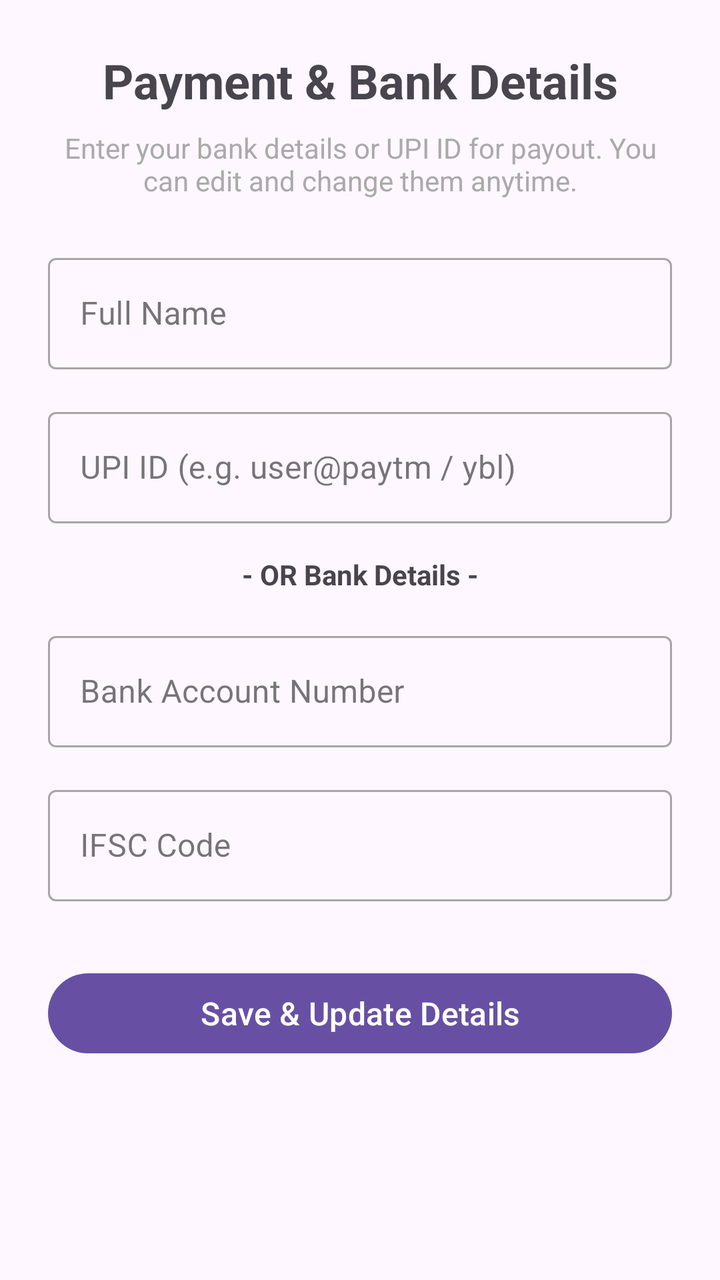
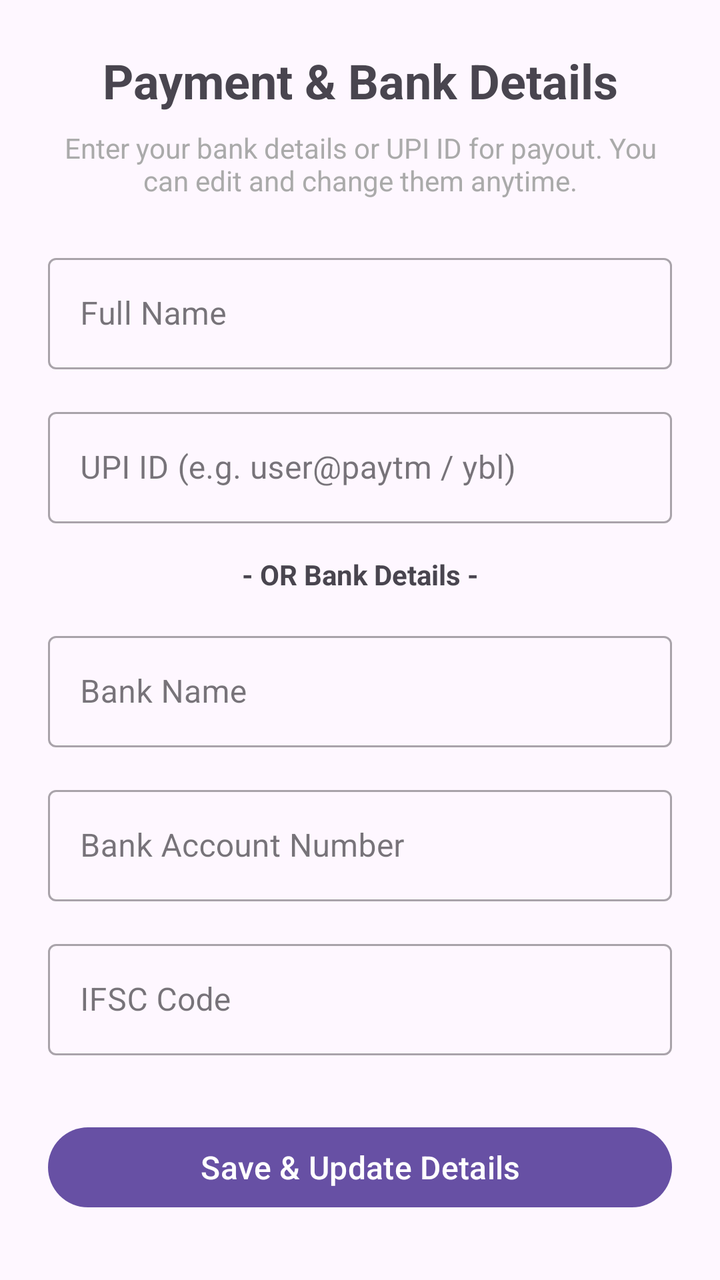

Compare the two renders of this Android layout. The source of the first and the diff that turns it into the second are given below.
<!-- AndroidManifest.xml: activity theme Theme.TaskBit -->
<!-- res/layout/activity_bank_details.xml -->
<?xml version="1.0" encoding="utf-8"?>
<ScrollView
    xmlns:android="http://schemas.android.com/apk/res/android"
    xmlns:app="http://schemas.android.com/apk/res-auto"
    android:id="@+id/bankRoot"
    android:layout_width="match_parent"
    android:layout_height="match_parent"
    android:fillViewport="true">

    <androidx.constraintlayout.widget.ConstraintLayout
        android:layout_width="match_parent"
        android:layout_height="wrap_content"
        android:padding="24dp">

        <TextView
            android:id="@+id/bankTitleTextView"
            android:layout_width="0dp"
            android:layout_height="wrap_content"
            android:text="Payment &amp; Bank Details"
            android:textSize="24sp"
            android:textStyle="bold"
            android:gravity="center"
            app:layout_constraintTop_toTopOf="parent"
            app:layout_constraintStart_toStartOf="parent"
            app:layout_constraintEnd_toEndOf="parent" />

        <TextView
            android:id="@+id/bankDescTextView"
            android:layout_width="0dp"
            android:layout_height="wrap_content"
            android:layout_marginTop="8dp"
            android:text="Enter your bank details or UPI ID for payout. You can edit and change them anytime."
            android:textSize="14sp"
            android:gravity="center"
            android:textColor="@android:color/darker_gray"
            app:layout_constraintTop_toBottomOf="@id/bankTitleTextView"
            app:layout_constraintStart_toStartOf="parent"
            app:layout_constraintEnd_toEndOf="parent" />

        <com.google.android.material.textfield.TextInputLayout
            android:id="@+id/nameInputLayout"
            android:layout_width="0dp"
            android:layout_height="wrap_content"
            android:layout_marginTop="24dp"
            android:hint="Full Name"
            style="@style/Widget.MaterialComponents.TextInputLayout.OutlinedBox"
            app:layout_constraintTop_toBottomOf="@id/bankDescTextView"
            app:layout_constraintStart_toStartOf="parent"
            app:layout_constraintEnd_toEndOf="parent">

            <com.google.android.material.textfield.TextInputEditText
                android:id="@+id/nameEditText"
                android:layout_width="match_parent"
                android:layout_height="wrap_content"
                android:inputType="textPersonName" />

        </com.google.android.material.textfield.TextInputLayout>

        <com.google.android.material.textfield.TextInputLayout
            android:id="@+id/upiInputLayout"
            android:layout_width="0dp"
            android:layout_height="wrap_content"
            android:layout_marginTop="16dp"
            android:hint="UPI ID (e.g. user@paytm / ybl)"
            style="@style/Widget.MaterialComponents.TextInputLayout.OutlinedBox"
            app:layout_constraintTop_toBottomOf="@id/nameInputLayout"
            app:layout_constraintStart_toStartOf="parent"
            app:layout_constraintEnd_toEndOf="parent">

            <com.google.android.material.textfield.TextInputEditText
                android:id="@+id/upiEditText"
                android:layout_width="match_parent"
                android:layout_height="wrap_content"
                android:inputType="textEmailAddress" />

        </com.google.android.material.textfield.TextInputLayout>

        <TextView
            android:id="@+id/orTextView"
            android:layout_width="wrap_content"
            android:layout_height="wrap_content"
            android:layout_marginTop="16dp"
            android:text="- OR Bank Details -"
            android:textStyle="bold"
            app:layout_constraintTop_toBottomOf="@id/upiInputLayout"
            app:layout_constraintStart_toStartOf="parent"
            app:layout_constraintEnd_toEndOf="parent" />

        <com.google.android.material.textfield.TextInputLayout
            android:id="@+id/accountInputLayout"
            android:layout_width="0dp"
            android:layout_height="wrap_content"
            android:layout_marginTop="16dp"
            android:hint="Bank Account Number"
            style="@style/Widget.MaterialComponents.TextInputLayout.OutlinedBox"
            app:layout_constraintTop_toBottomOf="@id/orTextView"
            app:layout_constraintStart_toStartOf="parent"
            app:layout_constraintEnd_toEndOf="parent">

            <com.google.android.material.textfield.TextInputEditText
                android:id="@+id/accountEditText"
                android:layout_width="match_parent"
                android:layout_height="wrap_content"
                android:inputType="number" />

        </com.google.android.material.textfield.TextInputLayout>

        <com.google.android.material.textfield.TextInputLayout
            android:id="@+id/ifscInputLayout"
            android:layout_width="0dp"
            android:layout_height="wrap_content"
            android:layout_marginTop="16dp"
            android:hint="IFSC Code"
            style="@style/Widget.MaterialComponents.TextInputLayout.OutlinedBox"
            app:layout_constraintTop_toBottomOf="@id/accountInputLayout"
            app:layout_constraintStart_toStartOf="parent"
            app:layout_constraintEnd_toEndOf="parent">

            <com.google.android.material.textfield.TextInputEditText
                android:id="@+id/ifscEditText"
                android:layout_width="match_parent"
                android:layout_height="wrap_content"
                android:inputType="textCapCharacters" />

        </com.google.android.material.textfield.TextInputLayout>

        <com.google.android.material.button.MaterialButton
            android:id="@+id/saveButton"
            android:layout_width="0dp"
            android:layout_height="wrap_content"
            android:layout_marginTop="32dp"
            android:text="Save &amp; Update Details"
            android:textSize="16sp"
            app:layout_constraintTop_toBottomOf="@id/ifscInputLayout"
            app:layout_constraintStart_toStartOf="parent"
            app:layout_constraintEnd_toEndOf="parent" />

    </androidx.constraintlayout.widget.ConstraintLayout>

</ScrollView>
<!-- resources referenced by this layout -->
<resources>
  <style name="Theme.TaskBit" parent="Base.Theme.TaskBit" />
  <style name="Base.Theme.TaskBit" parent="Theme.Material3.DayNight.NoActionBar">
          
          
      </style>
</resources>

<!-- the commit's change to res/layout/activity_bank_details.xml (unified diff, before → after) -->
@@ -87,13 +87,32 @@
             app:layout_constraintEnd_toEndOf="parent" />
 
         <com.google.android.material.textfield.TextInputLayout
+            android:id="@+id/bankNameInputLayout"
+            android:layout_width="0dp"
+            android:layout_height="wrap_content"
+            android:layout_marginTop="16dp"
+            android:hint="Bank Name"
+            style="@style/Widget.MaterialComponents.TextInputLayout.OutlinedBox"
+            app:layout_constraintTop_toBottomOf="@id/orTextView"
+            app:layout_constraintStart_toStartOf="parent"
+            app:layout_constraintEnd_toEndOf="parent">
+
+            <com.google.android.material.textfield.TextInputEditText
+                android:id="@+id/bankNameEditText"
+                android:layout_width="match_parent"
+                android:layout_height="wrap_content"
+                android:inputType="textCapWords" />
+
+        </com.google.android.material.textfield.TextInputLayout>
+
+        <com.google.android.material.textfield.TextInputLayout
             android:id="@+id/accountInputLayout"
             android:layout_width="0dp"
             android:layout_height="wrap_content"
             android:layout_marginTop="16dp"
             android:hint="Bank Account Number"
             style="@style/Widget.MaterialComponents.TextInputLayout.OutlinedBox"
-            app:layout_constraintTop_toBottomOf="@id/orTextView"
+            app:layout_constraintTop_toBottomOf="@id/bankNameInputLayout"
             app:layout_constraintStart_toStartOf="parent"
             app:layout_constraintEnd_toEndOf="parent">
 
